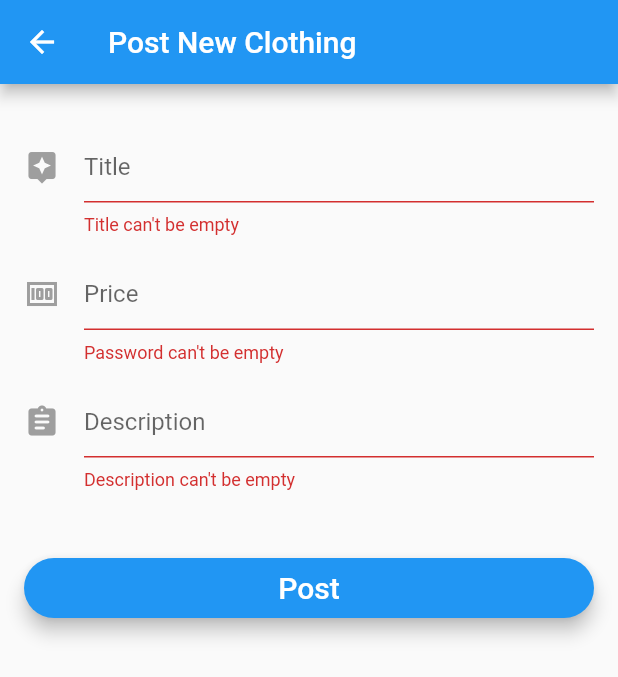
After one commit to kaitlynning/6350-final-project, a Flutter app: the PostAddPage screen opened directly, after a tap on "Post", on a phone screen of 412 x 824 dp. The commit adds this screen. Shown: the top 677 px of the screen. Run offline on Flutter 3.47's test engine with Material 2 defaults, Android fonts, the phone set to English and light mode, and no system bars; our stand-ins replace firebase_auth, firebase_database; accounts and stored records are empty.

Commit message:
set post new clothing page textfield and btn

```diff
--- /dev/null
+++ b/lib/pages/post_add_page.dart
@@ -0,0 +1,133 @@
+import 'package:flutter/material.dart';
+
+class PostAddPage extends StatefulWidget {
+  @override
+  _PostAddPageState createState() => new _PostAddPageState();
+}
+
+class _PostAddPageState extends State<PostAddPage> {
+  String _title;
+  double _price;
+  String _desc;
+  final _formKey = GlobalKey<FormState>();
+
+  bool validateAndSave() {
+    final form = _formKey.currentState;
+    if (form.validate()) {
+      form.save();
+      return true;
+    }
+    return false;
+  }
+
+  void submit() {
+    if (validateAndSave()) {
+      print(_title);
+    }
+  }
+
+  @override
+  Widget build(BuildContext context) {
+    return Scaffold(
+      appBar: AppBar(
+        title: Text('Post New Clothing'),
+      ),
+      body: Stack(
+        children: <Widget>[
+          _showForm(),
+        ],
+      ),
+    );
+  }
+
+  Widget _showForm() {
+    return new Container(
+        padding: EdgeInsets.all(16.0),
+        child: new Form(
+          key: _formKey,
+          child: new ListView(
+            shrinkWrap: true,
+            children: <Widget>[
+              showTitleInput(),
+              showPriceInput(),
+              showDescInput(),
+              showButton()
+            ],
+          ),
+        ));
+  }
+
+  Widget showTitleInput() {
+    return Padding(
+      padding: const EdgeInsets.fromLTRB(0.0, 15.0, 0.0, 0.0),
+      child: new TextFormField(
+        maxLines: 1,
+        keyboardType: TextInputType.text,
+        autofocus: false,
+        decoration: new InputDecoration(
+            hintText: 'Title',
+            icon: new Icon(
+              Icons.assistant,
+              color: Colors.grey,
+            )),
+        validator: (value) => value.isEmpty ? 'Title can\'t be empty' : null,
+        onSaved: (value) => _title = value.trim(),
+      ),
+    );
+  }
+
+  Widget showPriceInput() {
+    return Padding(
+      padding: const EdgeInsets.fromLTRB(0.0, 15.0, 0.0, 0.0),
+      child: new TextFormField(
+        maxLines: 1,
+        keyboardType: TextInputType.number,
+        autofocus: false,
+        decoration: new InputDecoration(
+            hintText: 'Price',
+            icon: new Icon(
+              Icons.money,
+              color: Colors.grey,
+            )),
+        validator: (value) => value.isEmpty ? 'Password can\'t be empty' : null,
+        onSaved: (value) => _price = double.parse(value),
+      ),
+    );
+  }
+
+  Widget showDescInput() {
+    return Padding(
+      padding: const EdgeInsets.fromLTRB(0.0, 15.0, 0.0, 0.0),
+      child: new TextFormField(
+        keyboardType: TextInputType.multiline,
+        autofocus: false,
+        decoration: new InputDecoration(
+            hintText: 'Description',
+            icon: new Icon(
+              Icons.assignment_rounded,
+              color: Colors.grey,
+            )),
+        validator: (value) =>
+            value.isEmpty ? 'Description can\'t be empty' : null,
+        onSaved: (value) => _desc = value.trim(),
+      ),
+    );
+  }
+
+  Widget showButton() {
+    return new Padding(
+        padding: EdgeInsets.fromLTRB(0.0, 45.0, 0.0, 0.0),
+        child: SizedBox(
+          height: 40.0,
+          child: new RaisedButton(
+            elevation: 5.0,
+            shape: new RoundedRectangleBorder(
+                borderRadius: new BorderRadius.circular(30.0)),
+            color: Colors.blue,
+            child: new Text('Post',
+                style: new TextStyle(fontSize: 20.0, color: Colors.white)),
+            onPressed: submit,
+          ),
+        ));
+  }
+}
--- a/lib/pages/root_page.dart
+++ b/lib/pages/root_page.dart
@@ -2,6 +2,7 @@ import 'package:flutter/material.dart';
 import 'login_signup_page.dart';
 import '../components/authentication.dart';
 import 'home_page.dart';
+import 'post_add_page.dart';
 
 enum AuthStatus {
   NOT_DETERMINED,
@@ -31,7 +32,7 @@ class _RootPageState extends State<RootPage> {
           _userId = user?.uid;
         }
         authStatus =
-        user?.uid == null ? AuthStatus.NOT_LOGGED_IN : AuthStatus.LOGGED_IN;
+            user?.uid == null ? AuthStatus.NOT_LOGGED_IN : AuthStatus.LOGGED_IN;
       });
     });
   }
```
